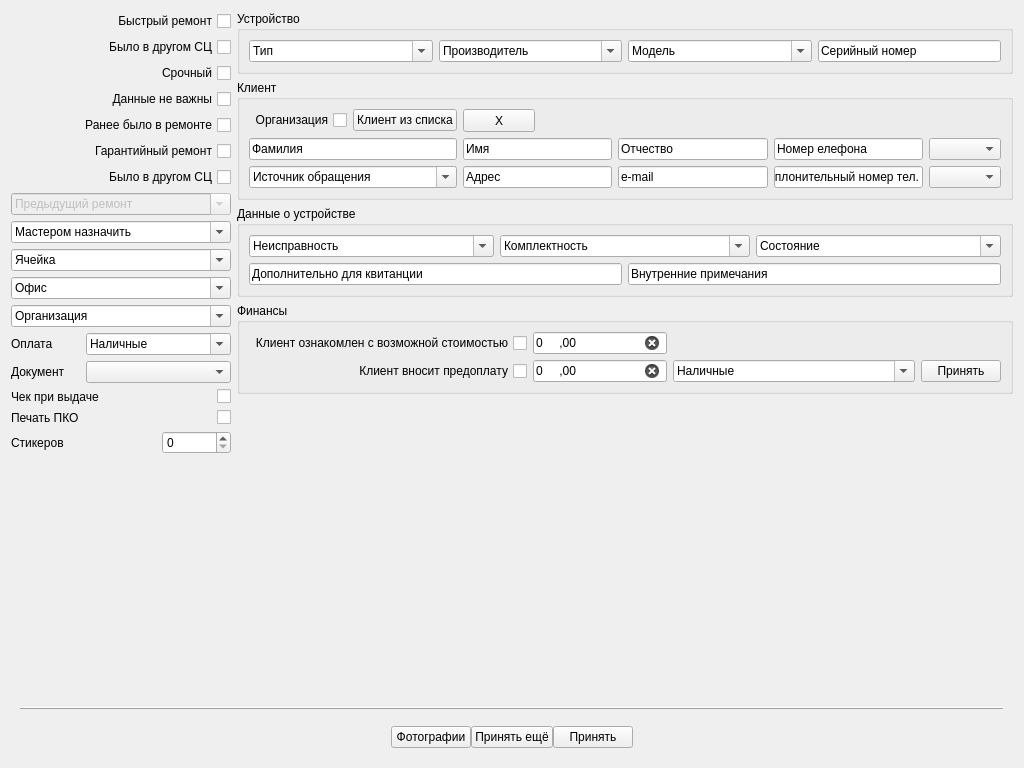
solderercb/snap_crm, file tabrepairnew.ui: the form before one commit.
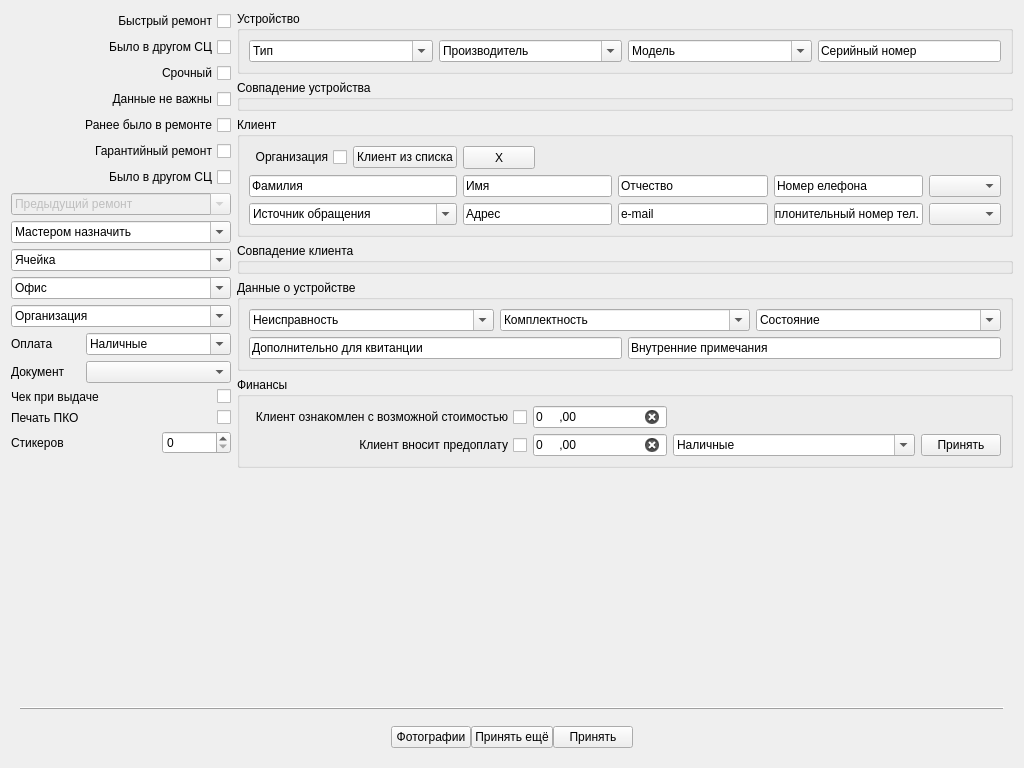
The form after the commit.

```diff
--- a/tabrepairnew.ui
+++ b/tabrepairnew.ui
@@ -236,8 +236,21 @@
         </layout>
        </item>
        <item row="0" column="4">
-        <layout class="QGridLayout" name="gridLayout_8" rowstretch="0,0,0,0,0">
-         <item row="2" column="0">
+        <layout class="QGridLayout" name="gridLayout_8" rowstretch="0,0,0,0,0,0,0">
+         <item row="3" column="0">
+          <widget class="QGroupBox" name="groupBox_5">
+           <property name="maximumSize">
+            <size>
+             <width>16777215</width>
+             <height>500</height>
+            </size>
+           </property>
+           <property name="title">
+            <string>Совпадение клиента</string>
+           </property>
+          </widget>
+         </item>
+         <item row="4" column="0">
           <widget class="QGroupBox" name="groupBox_3">
            <property name="title">
             <string>Данные о устройстве</string>
@@ -303,7 +316,7 @@
            </layout>
           </widget>
          </item>
-         <item row="4" column="0">
+         <item row="6" column="0">
           <spacer name="verticalSpacer_2">
            <property name="orientation">
             <enum>Qt::Vertical</enum>
@@ -381,7 +394,7 @@
            </layout>
           </widget>
          </item>
-         <item row="3" column="0">
+         <item row="5" column="0">
           <widget class="QGroupBox" name="groupBox_4">
            <property name="title">
             <string>Финансы</string>
@@ -478,7 +491,7 @@
            </layout>
           </widget>
          </item>
-         <item row="1" column="0">
+         <item row="2" column="0">
           <widget class="QGroupBox" name="groupBox">
            <property name="title">
             <string>Клиент</string>
@@ -607,6 +620,25 @@
            </layout>
           </widget>
          </item>
+         <item row="1" column="0">
+          <widget class="QGroupBox" name="groupBox_6">
+           <property name="maximumSize">
+            <size>
+             <width>16777215</width>
+             <height>500</height>
+            </size>
+           </property>
+           <property name="title">
+            <string>Совпадение устройства</string>
+           </property>
+           <property name="flat">
+            <bool>false</bool>
+           </property>
+           <property name="checkable">
+            <bool>false</bool>
+           </property>
+          </widget>
+         </item>
         </layout>
        </item>
       </layout>
```
Left out of the diff: 19 changed lines with no effect on the pictures.
